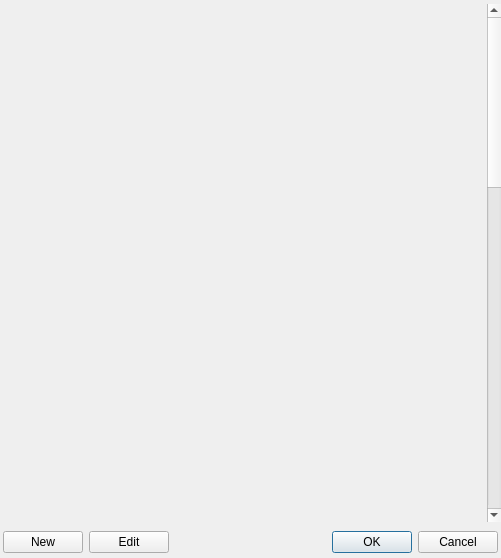
AartOdding/OverKill-Festival, file CharacterCreator/selectiondialog.ui: the form before one commit.
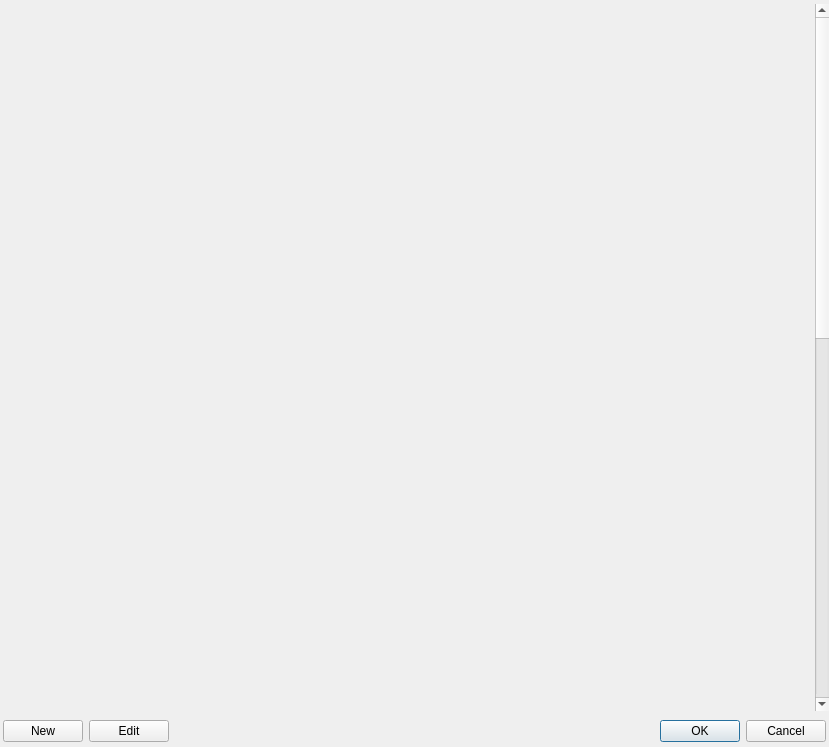
The form after the commit. Custom widgets are drawn as their Qt base class.

Commit message: Changed how characters are stored, now images are copied instead of referenced.

Diff of the .ui file:
```diff
--- a/CharacterCreator/selectiondialog.ui
+++ b/CharacterCreator/selectiondialog.ui
@@ -6,8 +6,8 @@
    <rect>
     <x>0</x>
     <y>0</y>
-    <width>501</width>
-    <height>558</height>
+    <width>829</width>
+    <height>747</height>
    </rect>
   </property>
   <property name="windowTitle">
@@ -42,7 +42,7 @@
        <rect>
         <x>0</x>
         <y>0</y>
-        <width>487</width>
+        <width>815</width>
         <height>1500</height>
        </rect>
       </property>
```
The commit also changes 1 other file.
